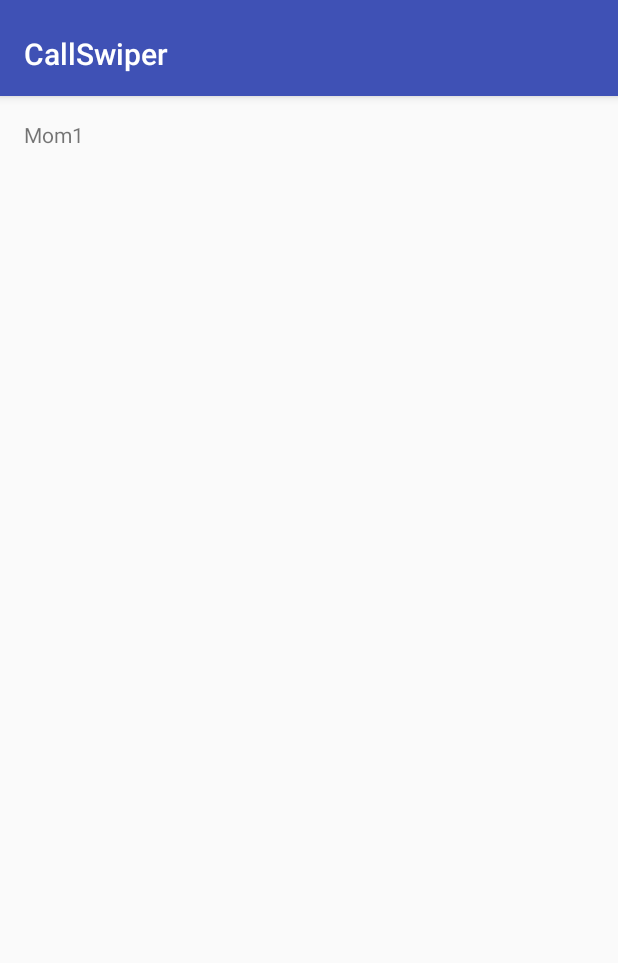
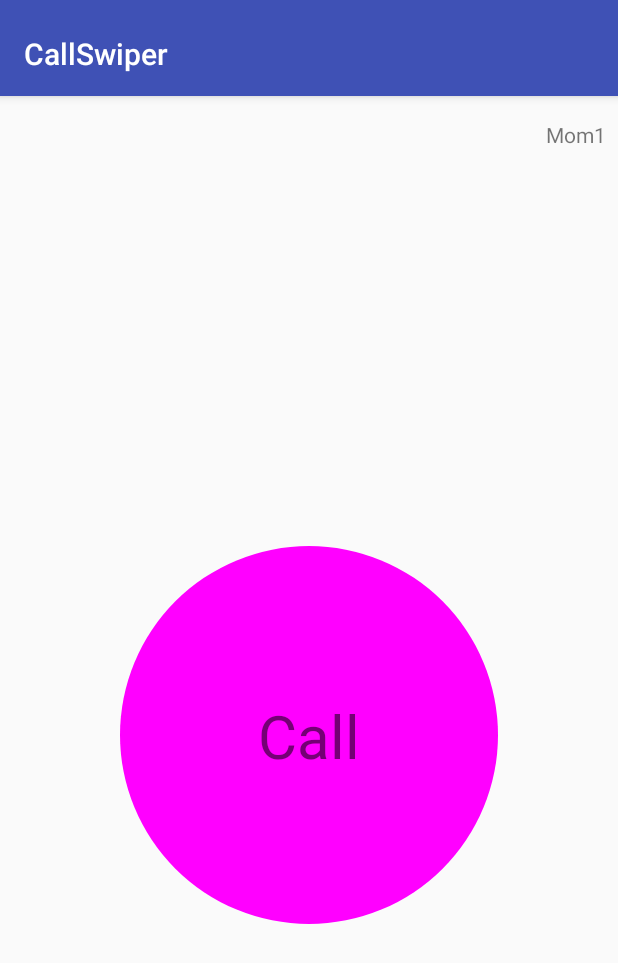
Before and after one commit to ameliariely/CallSwiper, an Android app: the screen it shows after launch (JavaSwipingActivity), on a phone screen of 412 x 824 dp. Shown: the top 963 px of the screen. Run offline under Robolectric (Android 15) with nearby library versions, the phone set to English and light mode, and no system bars.

Commit message:
Add button ImageView and TextView to fragment_swiping layout

```diff
--- a/app/src/main/res/layout/fragment_swiping.xml
+++ b/app/src/main/res/layout/fragment_swiping.xml
@@ -5,20 +5,51 @@
     android:id="@+id/constraintLayout"
     android:layout_width="match_parent"
     android:layout_height="match_parent"
-    tools:context=".SwipingActivity$PlaceholderFragment">
+    tools:context=".JavaSwipingActivity$BigCallFragment">
 
     <TextView
         android:id="@+id/section_label"
-        tools:text="Mom"
         android:layout_width="wrap_content"
         android:layout_height="wrap_content"
-        android:layout_marginBottom="@dimen/activity_vertical_margin"
-        android:layout_marginEnd="@dimen/activity_horizontal_margin"
-        android:layout_marginStart="@dimen/activity_horizontal_margin"
+        android:layout_marginEnd="8dp"
         android:layout_marginTop="@dimen/activity_vertical_margin"
+        app:layout_constraintEnd_toEndOf="parent"
         app:layout_constraintLeft_toLeftOf="parent"
         app:layout_constraintTop_toTopOf="@+id/constraintLayout"
         tools:layout_constraintLeft_creator="1"
-        tools:layout_constraintTop_creator="1" />
+        tools:layout_constraintTop_creator="1"
+        tools:text="Mom" />
+
+    <ImageView
+        android:id="@+id/circle_button"
+        android:clickable="true"
+        android:focusable="true"
+        android:layout_width="300dp"
+        android:layout_height="300dp"
+        android:layout_marginBottom="8dp"
+        android:layout_marginEnd="8dp"
+        android:layout_marginStart="8dp"
+        android:layout_marginTop="8dp"
+        android:src="@drawable/circle_vector"
+        app:layout_constraintBottom_toBottomOf="parent"
+        app:layout_constraintEnd_toEndOf="parent"
+        app:layout_constraintStart_toStartOf="parent"
+        app:layout_constraintTop_toBottomOf="@+id/section_label" />
+
+    <TextView
+        android:id="@+id/call_text"
+        android:layout_width="wrap_content"
+        android:layout_height="wrap_content"
+        android:layout_marginBottom="8dp"
+        android:layout_marginEnd="8dp"
+        android:layout_marginStart="8dp"
+        android:layout_marginTop="8dp"
+        android:textSize="40sp"
+        android:text="Call"
+        app:layout_constraintBottom_toBottomOf="@+id/circle_button"
+        app:layout_constraintEnd_toEndOf="@+id/circle_button"
+        app:layout_constraintStart_toStartOf="@+id/circle_button"
+        app:layout_constraintTop_toTopOf="@+id/circle_button" />
+
 
 </android.support.constraint.ConstraintLayout>
```
